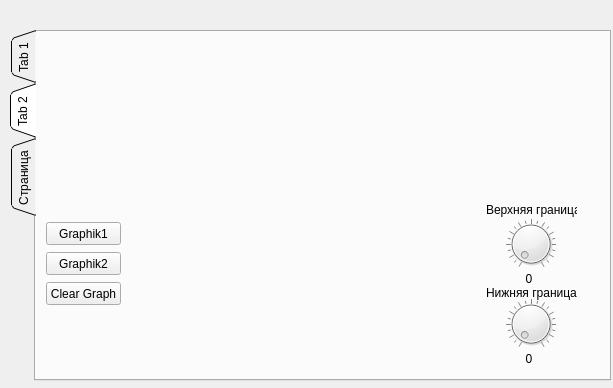
UA3MQJ/home-control-panel, file home-control-panel/mywidget.ui: the form before one commit.
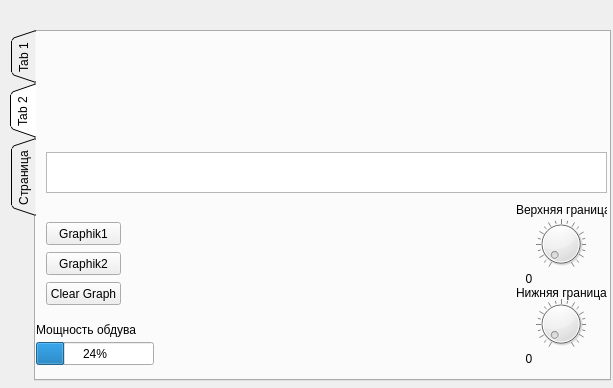
The form after the commit. Custom widgets are drawn as their Qt base class.

Patch:
```diff
--- a/home-control-panel/mywidget.ui
+++ b/home-control-panel/mywidget.ui
@@ -197,9 +197,9 @@
     <widget class="QCustomPlot" name="graph" native="true">
      <property name="geometry">
       <rect>
-       <x>100</x>
+       <x>120</x>
        <y>169</y>
-       <width>331</width>
+       <width>351</width>
        <height>171</height>
       </rect>
      </property>
@@ -246,7 +246,7 @@
     <widget class="QDial" name="dial">
      <property name="geometry">
       <rect>
-       <x>470</x>
+       <x>500</x>
        <y>180</y>
        <width>50</width>
        <height>64</height>
@@ -302,7 +302,7 @@
     <widget class="QDial" name="dial_2">
      <property name="geometry">
       <rect>
-       <x>470</x>
+       <x>500</x>
        <y>260</y>
        <width>50</width>
        <height>64</height>
@@ -343,7 +343,7 @@
     <widget class="QLabel" name="label">
      <property name="geometry">
       <rect>
-       <x>450</x>
+       <x>480</x>
        <y>170</y>
        <width>91</width>
        <height>16</height>
@@ -356,7 +356,7 @@
     <widget class="QLabel" name="label_2">
      <property name="geometry">
       <rect>
-       <x>450</x>
+       <x>480</x>
        <y>245</y>
        <width>91</width>
        <height>31</height>
@@ -366,6 +366,42 @@
       <string>Нижняя граница</string>
      </property>
     </widget>
+    <widget class="QProgressBar" name="progressBar">
+     <property name="geometry">
+      <rect>
+       <x>0</x>
+       <y>310</y>
+       <width>118</width>
+       <height>23</height>
+      </rect>
+     </property>
+     <property name="value">
+      <number>24</number>
+     </property>
+    </widget>
+    <widget class="QLabel" name="label_3">
+     <property name="geometry">
+      <rect>
+       <x>0</x>
+       <y>290</y>
+       <width>121</width>
+       <height>16</height>
+      </rect>
+     </property>
+     <property name="text">
+      <string>Мощность обдува</string>
+     </property>
+    </widget>
+    <widget class="QTextEdit" name="textEdit">
+     <property name="geometry">
+      <rect>
+       <x>10</x>
+       <y>120</y>
+       <width>561</width>
+       <height>41</height>
+      </rect>
+     </property>
+    </widget>
    </widget>
    <widget class="QWidget" name="tab_3">
     <attribute name="title">
```
